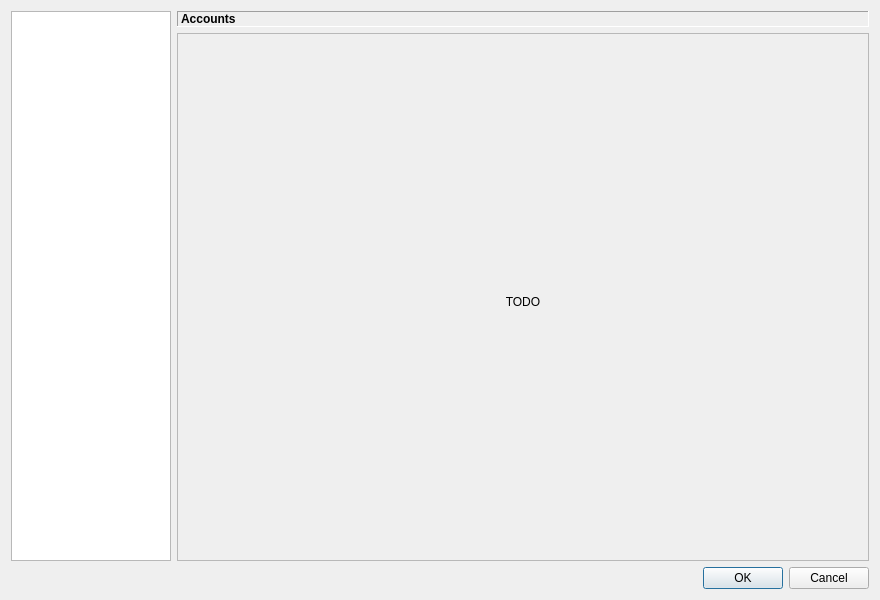
Qt form src/gui/settings/settings_dialog.ui (erengy/taiga) before a commit.
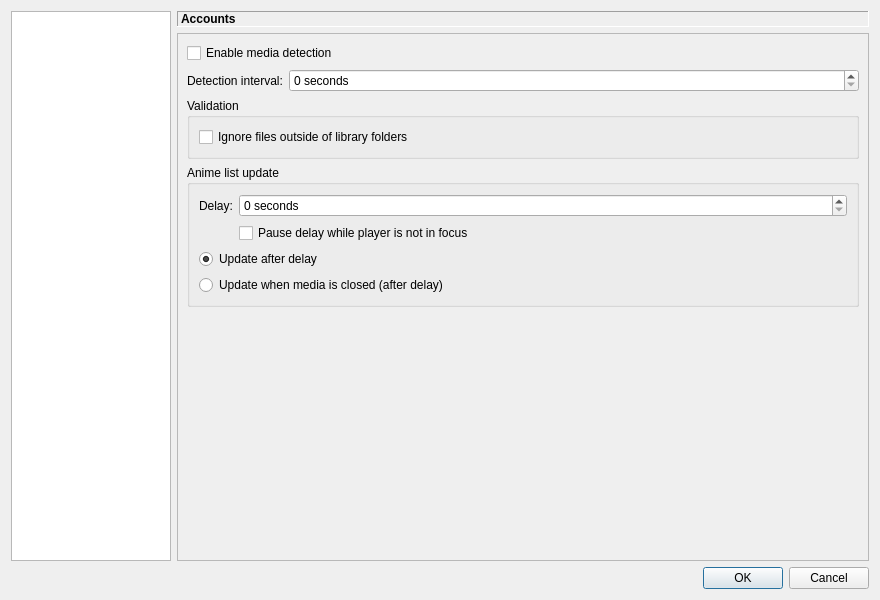
The same form after that commit. The open tabs and pages were chosen to show the change.

Commit message: Add recognition settings page

The edit to the form file:
```diff
--- a/src/gui/settings/settings_dialog.ui
+++ b/src/gui/settings/settings_dialog.ui
@@ -244,6 +244,121 @@
            </item>
           </layout>
          </widget>
+         <widget class="QWidget" name="recognitionPage">
+          <layout class="QVBoxLayout" name="verticalLayout_6">
+           <item>
+            <widget class="QCheckBox" name="detectionEnabledCheckBox">
+             <property name="text">
+              <string>Enable media detection</string>
+             </property>
+            </widget>
+           </item>
+           <item>
+            <layout class="QFormLayout" name="detectionFormLayout">
+             <item row="0" column="0">
+              <widget class="QLabel" name="detectionIntervalLabel">
+               <property name="text">
+                <string>Detection interval:</string>
+               </property>
+               <property name="buddy">
+                <cstring>detectionIntervalSpinBox</cstring>
+               </property>
+              </widget>
+             </item>
+             <item row="0" column="1">
+              <widget class="QSpinBox" name="detectionIntervalSpinBox">
+               <property name="suffix">
+                <string> seconds</string>
+               </property>
+              </widget>
+             </item>
+            </layout>
+           </item>
+           <item>
+            <widget class="QGroupBox" name="validationGroupBox">
+             <property name="title">
+              <string>Validation</string>
+             </property>
+             <layout class="QVBoxLayout" name="verticalLayout_8">
+              <item>
+               <widget class="QCheckBox" name="updateLibraryOnlyCheckBox">
+                <property name="text">
+                 <string>Ignore files outside of library folders</string>
+                </property>
+               </widget>
+              </item>
+             </layout>
+            </widget>
+           </item>
+           <item>
+            <widget class="QGroupBox" name="updateGroupBox">
+             <property name="title">
+              <string>Anime list update</string>
+             </property>
+             <layout class="QVBoxLayout" name="verticalLayout_7">
+              <item>
+               <layout class="QFormLayout" name="updateDelayFormLayout">
+                <item row="0" column="0">
+                 <widget class="QLabel" name="updateDelayLabel">
+                  <property name="text">
+                   <string>Delay:</string>
+                  </property>
+                  <property name="buddy">
+                   <cstring>updateDelaySpinBox</cstring>
+                  </property>
+                 </widget>
+                </item>
+                <item row="0" column="1">
+                 <widget class="QSpinBox" name="updateDelaySpinBox">
+                  <property name="suffix">
+                   <string> seconds</string>
+                  </property>
+                 </widget>
+                </item>
+                <item row="1" column="1">
+                 <widget class="QCheckBox" name="updatePauseWhenUnfocusedCheckBox">
+                  <property name="text">
+                   <string>Pause delay while player is not in focus</string>
+                  </property>
+                 </widget>
+                </item>
+               </layout>
+              </item>
+              <item>
+               <widget class="QRadioButton" name="updateAfterDelayRadioButton">
+                <property name="text">
+                 <string>Update after delay</string>
+                </property>
+                <property name="checked">
+                 <bool>true</bool>
+                </property>
+               </widget>
+              </item>
+              <item>
+               <widget class="QRadioButton" name="updateOnPlayerCloseRadioButton">
+                <property name="text">
+                 <string>Update when media is closed (after delay)</string>
+                </property>
+               </widget>
+              </item>
+             </layout>
+            </widget>
+           </item>
+           <item>
+            <spacer name="recognitionVerticalSpacer">
+             <property name="orientation">
+              <enum>Qt::Vertical</enum>
+             </property>
+             <property name="sizeHint" stdset="0">
+              <size>
+               <width>20</width>
+               <height>40</height>
+              </size>
+             </property>
+            </spacer>
+           </item>
+          </layout>
+         </widget>
         </widget>
        </item>
       </layout>
```
The commit also changes 4 other files.
